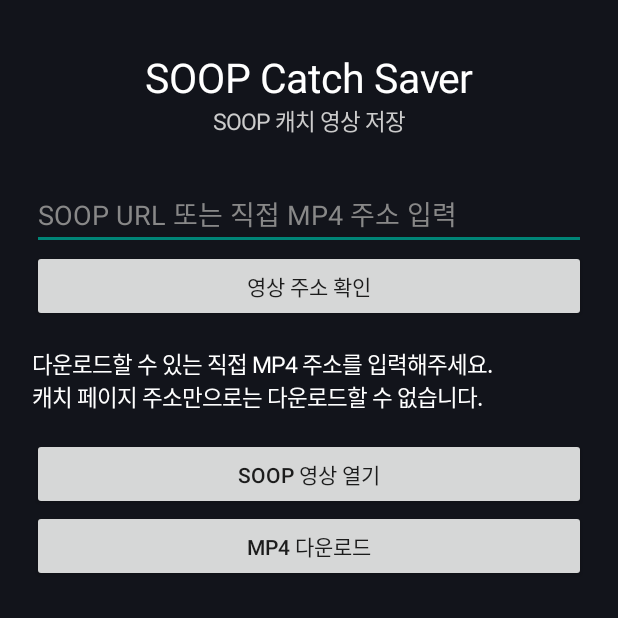
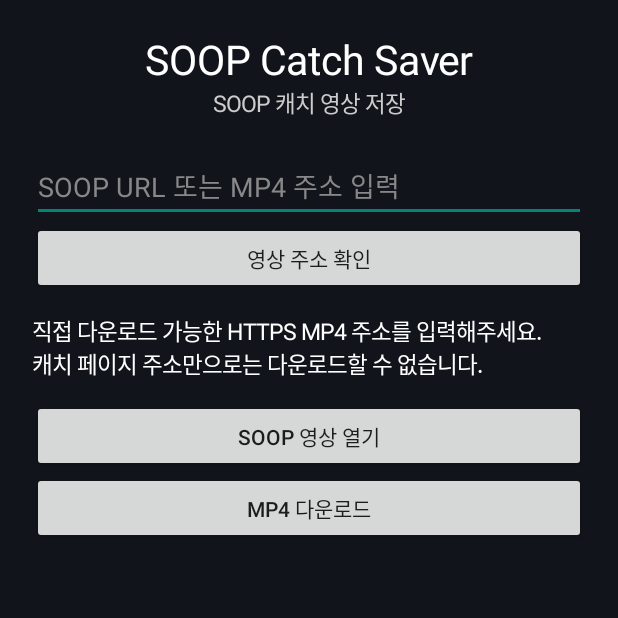
Before and after one commit to blueart99/SOOPCatchSaver, an Android app: the screen it shows after launch (MainActivity), after a tap on "MP4 다운로드", on a phone screen of 412 x 824 dp, the top half of it. Run offline under Robolectric (Android 15) with nearby library versions, the phone set to English and light mode, and no system bars; 2 other taps on this screen came first.

Commit message:
Update MainActivity.java

```diff
--- a/app/src/main/java/com/soop/catchsaver/MainActivity.java
+++ b/app/src/main/java/com/soop/catchsaver/MainActivity.java
@@ -21,10 +21,15 @@ public class MainActivity extends Activity {
     protected void onCreate(Bundle savedInstanceState) {
         super.onCreate(savedInstanceState);
 
+        ScrollView scrollView = new ScrollView(this);
+        scrollView.setFillViewport(true);
+
         LinearLayout layout = new LinearLayout(this);
         layout.setOrientation(LinearLayout.VERTICAL);
-        layout.setPadding(32, 50, 32, 32);
+        layout.setPadding(32, 32, 32, 32);
         layout.setBackgroundColor(Color.rgb(18, 20, 27));
+
+        scrollView.addView(layout);
 
         TextView title = new TextView(this);
         title.setText("SOOP Catch Saver");
@@ -41,7 +46,7 @@ public class MainActivity extends Activity {
         layout.addView(subtitle);
 
         urlInput = new EditText(this);
-        urlInput.setHint("SOOP URL 또는 직접 MP4 주소 입력");
+        urlInput.setHint("SOOP URL 또는 MP4 주소 입력");
         urlInput.setTextColor(Color.WHITE);
         urlInput.setHintTextColor(Color.GRAY);
         urlInput.setSingleLine(true);
@@ -50,7 +55,7 @@ public class MainActivity extends Activity {
 
         LinearLayout.LayoutParams inputParams =
                 new LinearLayout.LayoutParams(-1, -2);
-        inputParams.topMargin = 40;
+        inputParams.topMargin = 30;
         layout.addView(urlInput, inputParams);
 
         Button checkButton = new Button(this);
@@ -61,7 +66,7 @@ public class MainActivity extends Activity {
         status.setText("캐치 영상 URL을 입력해주세요.");
         status.setTextColor(Color.WHITE);
         status.setTextSize(15);
-        status.setPadding(0, 25, 0, 25);
+        status.setPadding(0, 20, 0, 20);
         layout.addView(status);
 
         Button openButton = new Button(this);
@@ -76,7 +81,7 @@ public class MainActivity extends Activity {
             String url = urlInput.getText().toString().trim();
 
             if (isSoopUrl(url)) {
-                status.setText("SOOP 주소 확인 완료!\n영상 페이지를 열 수 있습니다.");
+                status.setText("SOOP 주소 확인 완료!");
             } else {
                 status.setText("올바른 SOOP 주소를 입력해주세요.");
             }
@@ -87,7 +92,8 @@ public class MainActivity extends Activity {
 
             if (isSoopUrl(url)) {
                 try {
-                    Intent intent = new Intent(Intent.ACTION_VIEW, Uri.parse(url));
+                    Intent intent = new Intent(
+                            Intent.ACTION_VIEW, Uri.parse(url));
                     startActivity(intent);
                 } catch (Exception e) {
                     status.setText("영상을 열 수 없습니다.");
@@ -107,9 +113,10 @@ public class MainActivity extends Activity {
                 if (!"https".equalsIgnoreCase(uri.getScheme())
                         || path == null
                         || !path.toLowerCase().endsWith(".mp4")) {
+
                     status.setText(
-                        "다운로드할 수 있는 직접 MP4 주소를 입력해주세요.\n" +
-                        "캐치 페이지 주소만으로는 다운로드할 수 없습니다."
+                            "직접 다운로드 가능한 HTTPS MP4 주소를 입력해주세요.\n" +
+                            "캐치 페이지 주소만으로는 다운로드할 수 없습니다."
                     );
                     return;
                 }
@@ -129,23 +136,28 @@ public class MainActivity extends Activity {
                 request.setTitle(filename);
                 request.setDescription("SOOP 영상 다운로드");
                 request.setMimeType("video/mp4");
+
                 request.setNotificationVisibility(
                         DownloadManager.Request.VISIBILITY_VISIBLE_NOTIFY_COMPLETED
                 );
+
                 request.setDestinationInExternalPublicDir(
                         Environment.DIRECTORY_DOWNLOADS,
                         filename
                 );
 
                 manager.enqueue(request);
-                status.setText("다운로드를 시작했습니다.\n알림창에서 진행 상황을 확인하세요.");
+
+                status.setText(
+                        "다운로드를 시작했습니다.\n알림창에서 확인해주세요."
+                );
 
             } catch (Exception e) {
-                status.setText("다운로드를 시작할 수 없습니다. 주소를 확인해주세요.");
+                status.setText("다운로드를 시작할 수 없습니다.");
             }
         });
 
-        setContentView(layout);
+        setContentView(scrollView);
     }
 
     private boolean isSoopUrl(String url) {
```
